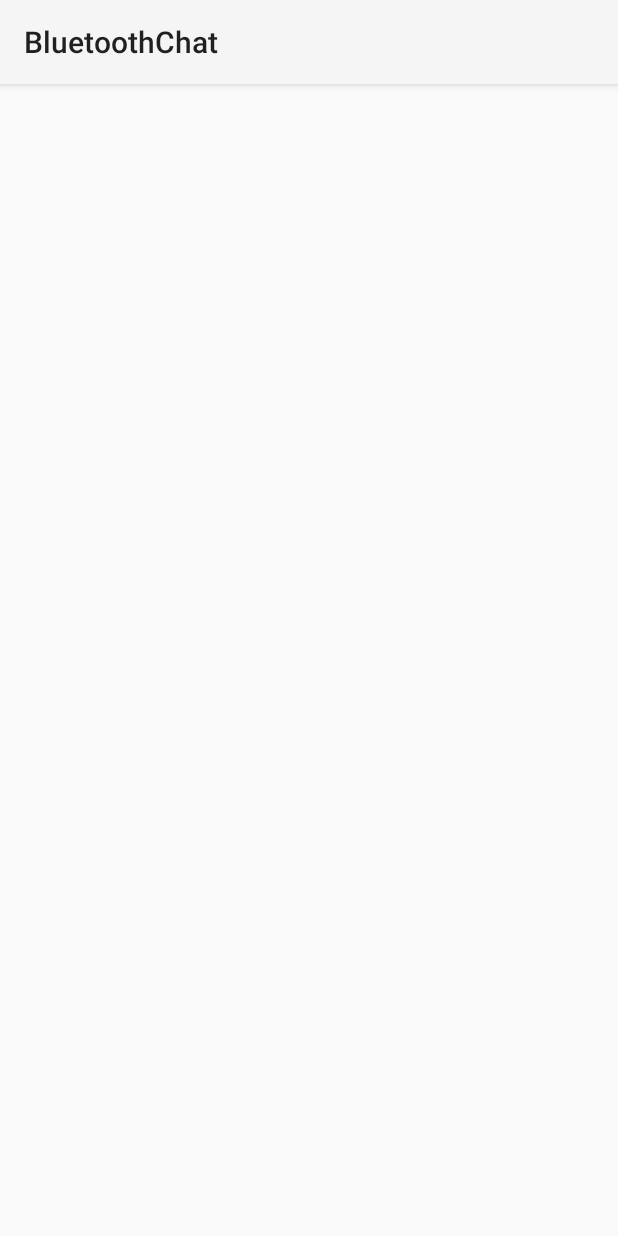
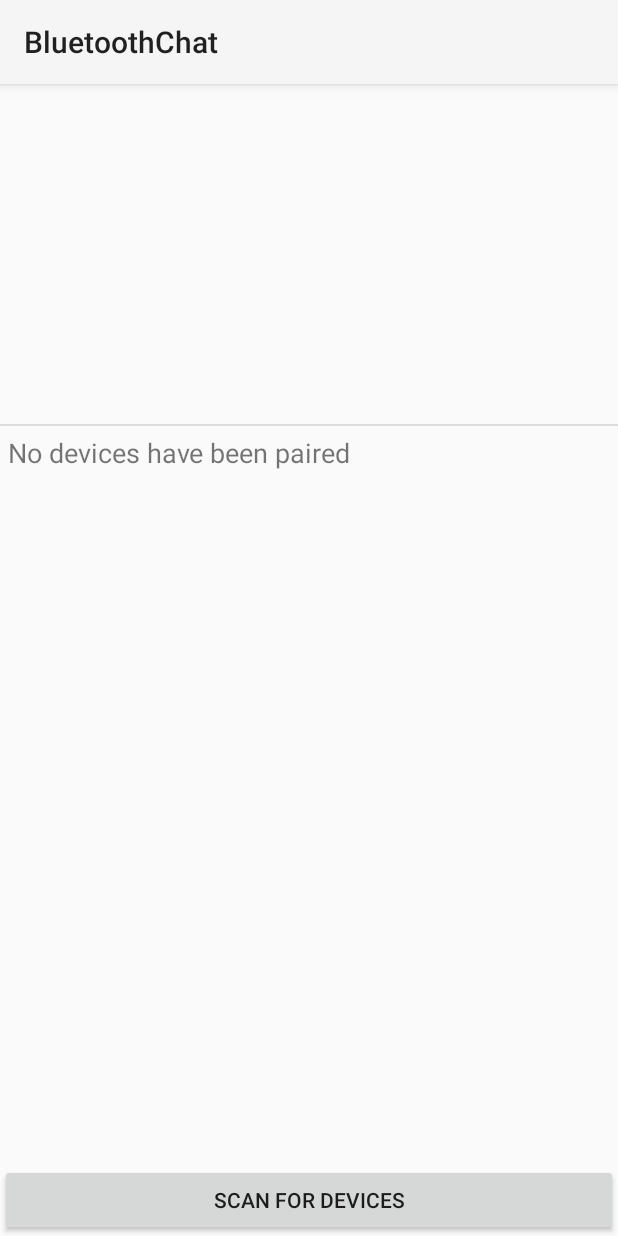
Before and after one commit to BDomiyan/android-bluetoothchat, an Android app: the Tom screen opened directly, with no data from a screen before it, on a phone screen of 412 x 824 dp. Run offline under Robolectric (Android 15) with nearby library versions, the phone set to English and light mode, and no system bars.

Commit message:
final take a copt of this

```diff
--- a/Application/src/main/java/com/example/android/Tom.java
+++ b/Application/src/main/java/com/example/android/Tom.java
@@ -3,18 +3,194 @@ package com.example.android;
 import androidx.appcompat.app.AppCompatActivity;
 
 import android.app.Activity;
+import android.bluetooth.BluetoothAdapter;
+import android.bluetooth.BluetoothDevice;
+import android.content.BroadcastReceiver;
+import android.content.Context;
+import android.content.Intent;
+import android.content.IntentFilter;
 import android.os.Bundle;
+import android.view.View;
+import android.widget.AdapterView;
+import android.widget.ArrayAdapter;
+import android.widget.Button;
+import android.widget.ListView;
+import android.widget.TextView;
 import android.widget.Toast;
 
 import com.example.android.bluetoothchat.R;
+import com.example.android.common.logger.Log;
+
+import java.util.Set;
 
 public class Tom extends Activity {
+
+    /**
+     * Tag for Log
+     */
+    private static final String TAG = "DeviceListActivity";
+
+    /**
+     * Return Intent extra
+     */
+    public static String EXTRA_DEVICE_ADDRESS = "device_address";
+
+    /**
+     * Member fields
+     */
+    private BluetoothAdapter mBtAdapter;
+
+    /**
+     * Newly discovered devices
+     */
+    private ArrayAdapter<String> mNewDevicesArrayAdapter;
+
+
+
+    @Override
+    protected void onDestroy() {
+        super.onDestroy();
+
+        // Make sure we're not doing discovery anymore
+        if (mBtAdapter != null) {
+            mBtAdapter.cancelDiscovery();
+        }
+
+        // Unregister broadcast listeners
+        this.unregisterReceiver(mReceiver);
+    }
+
+    /**
+     * Start device discover with the BluetoothAdapter
+     */
+    private void doDiscovery() {
+        Log.d(TAG, "doDiscovery()");
+
+        // Indicate scanning in the title
+        setProgressBarIndeterminateVisibility(true);
+        setTitle(R.string.scanning);
+
+        // Turn on sub-title for new devices
+        findViewById(R.id.title_new_devices).setVisibility(View.VISIBLE);
+
+        // If we're already discovering, stop it
+        if (mBtAdapter.isDiscovering()) {
+            mBtAdapter.cancelDiscovery();
+        }
+
+        // Request discover from BluetoothAdapter
+        mBtAdapter.startDiscovery();
+    }
+
+    /**
+     * The on-click listener for all devices in the ListViews
+     */
+    private AdapterView.OnItemClickListener mDeviceClickListener
+            = new AdapterView.OnItemClickListener() {
+        public void onItemClick(AdapterView<?> av, View v, int arg2, long arg3) {
+            // Cancel discovery because it's costly and we're about to connect
+            mBtAdapter.cancelDiscovery();
+
+            // Get the device MAC address, which is the last 17 chars in the View
+            String info = ((TextView) v).getText().toString();
+            String address = info.substring(info.length() - 17);
+
+            // Create the result Intent and include the MAC address
+            Intent intent = new Intent();
+            intent.putExtra(EXTRA_DEVICE_ADDRESS, address);
+
+            // Set result and finish this Activity
+            setResult(Activity.RESULT_OK, intent);
+            finish();
+        }
+    };
+
+    /**
+     * The BroadcastReceiver that listens for discovered devices and changes the title when
+     * discovery is finished
+     */
+    private final BroadcastReceiver mReceiver = new BroadcastReceiver() {
+        @Override
+        public void onReceive(Context context, Intent intent) {
+            String action = intent.getAction();
+
+            // When discovery finds a device
+            if (BluetoothDevice.ACTION_FOUND.equals(action)) {
+                // Get the BluetoothDevice object from the Intent
+                BluetoothDevice device = intent.getParcelableExtra(BluetoothDevice.EXTRA_DEVICE);
+                // If it's already paired, skip it, because it's been listed already
+                if (device != null && device.getBondState() != BluetoothDevice.BOND_BONDED) {
+                    mNewDevicesArrayAdapter.add(device.getName() + "\n" + device.getAddress());
+                }
+                // When discovery is finished, change the Activity title
+            } else if (BluetoothAdapter.ACTION_DISCOVERY_FINISHED.equals(action)) {
+                setProgressBarIndeterminateVisibility(false);
+                setTitle(R.string.select_device);
+                if (mNewDevicesArrayAdapter.getCount() == 0) {
+                    String noDevices = getResources().getText(R.string.none_found).toString();
+                    mNewDevicesArrayAdapter.add(noDevices);
+                }
+            }
+        }
+    };
 
     @Override
     protected void onCreate(Bundle savedInstanceState) {
         super.onCreate(savedInstanceState);
         setContentView(R.layout.activity_tom);
-        Toast.makeText(getApplicationContext(),"oh my god",Toast.LENGTH_LONG).show();
+
+        // Set result CANCELED in case the user backs out
+        setResult(Activity.RESULT_CANCELED);
+
+        // Initialize the button to perform device discovery
+        Button scanButton = findViewById(R.id.button_scan);
+        scanButton.setOnClickListener(new View.OnClickListener() {
+            public void onClick(View v) {
+                doDiscovery();
+                v.setVisibility(View.GONE);
+            }
+        });
+
+        // Initialize array adapters. One for already paired devices and
+        // one for newly discovered devices
+        ArrayAdapter<String> pairedDevicesArrayAdapter =
+                new ArrayAdapter<>(this, R.layout.device_name);
+        mNewDevicesArrayAdapter = new ArrayAdapter<>(this, R.layout.device_name);
+
+        // Find and set up the ListView for paired devices
+        ListView pairedListView = findViewById(R.id.paired_devices);
+        pairedListView.setAdapter(pairedDevicesArrayAdapter);           //
+        pairedListView.setOnItemClickListener(mDeviceClickListener);
+
+        // Find and set up the ListView for newly discovered devices
+        ListView newDevicesListView = findViewById(R.id.new_devices);
+        newDevicesListView.setAdapter(mNewDevicesArrayAdapter);
+        newDevicesListView.setOnItemClickListener(mDeviceClickListener);
+
+        // Register for broadcasts when a device is discovered
+        IntentFilter filter = new IntentFilter(BluetoothDevice.ACTION_FOUND);
+        this.registerReceiver(mReceiver, filter);
+
+        // Register for broadcasts when discovery has finished
+        filter = new IntentFilter(BluetoothAdapter.ACTION_DISCOVERY_FINISHED);
+        this.registerReceiver(mReceiver, filter);
+
+        // Get the local Bluetooth adapter
+        mBtAdapter = BluetoothAdapter.getDefaultAdapter();
+
+        // Get a set of currently paired devices
+        Set<BluetoothDevice> pairedDevices = mBtAdapter.getBondedDevices();
+
+        // If there are paired devices, add each one to the ArrayAdapter
+        if (pairedDevices.size() > 0) {
+            findViewById(R.id.title_paired_devices).setVisibility(View.VISIBLE);
+            for (BluetoothDevice device : pairedDevices) {
+                pairedDevicesArrayAdapter.add(device.getName() + "\n" + device.getAddress());
+            }
+        } else {
+            String noDevices = getResources().getText(R.string.none_paired).toString();
+            pairedDevicesArrayAdapter.add(noDevices);
+        }
 
     }
 }
--- a/Application/src/main/java/com/example/android/bluetoothchat/BluetoothChatFragment.java
+++ b/Application/src/main/java/com/example/android/bluetoothchat/BluetoothChatFragment.java
@@ -511,8 +511,8 @@ public class BluetoothChatFragment extends Fragment {
 
             case R.id.test:{
                 Intent test=new Intent(getActivity(), Tom.class);
-                startActivity(test);
-                Toast.makeText(getActivity().getApplicationContext(),"i got it",Toast.LENGTH_LONG).show();
+                startActivityForResult(test,REQUEST_CONNECT_DEVICE_INSECURE);
+                //Toast.makeText(getActivity().getApplicationContext(),"i got it",Toast.LENGTH_LONG).show();
                 return true;
 
             }
--- a/Application/src/main/res/layout/activity_tom.xml
+++ b/Application/src/main/res/layout/activity_tom.xml
@@ -6,4 +6,59 @@
     android:layout_height="match_parent"
     tools:context="com.example.android.Tom">
 
+
+
+    <LinearLayout
+        android:layout_width="match_parent"
+        android:layout_height="match_parent"
+        android:orientation="vertical"
+        >
+
+        <TextView
+            android:id="@+id/title_paired_devices"
+            android:layout_width="match_parent"
+            android:layout_height="wrap_content"
+            android:background="#666"
+            android:paddingLeft="5dp"
+            android:text="@string/title_paired_devices"
+            android:textColor="#fff"
+            android:visibility="gone"
+            />
+
+        <ListView
+            android:id="@+id/paired_devices"
+            android:layout_width="match_parent"
+            android:layout_height="wrap_content"
+            android:layout_weight="1"
+            android:stackFromBottom="true"
+            />
+
+        <TextView
+            android:id="@+id/title_new_devices"
+            android:layout_width="match_parent"
+            android:layout_height="wrap_content"
+            android:background="#666"
+            android:paddingLeft="5dp"
+            android:text="@string/title_other_devices"
+            android:textColor="#fff"
+            android:visibility="gone"
+            />
+
+        <ListView
+            android:id="@+id/new_devices"
+            android:layout_width="match_parent"
+            android:layout_height="wrap_content"
+            android:layout_weight="2"
+            android:stackFromBottom="true"
+            />
+
+        <Button
+            android:id="@+id/button_scan"
+            android:layout_width="match_parent"
+            android:layout_height="wrap_content"
+            android:text="@string/button_scan"
+            />
+    </LinearLayout>
+
+
 </androidx.constraintlayout.widget.ConstraintLayout>
```
Also changed, not shown: 57 other files.
